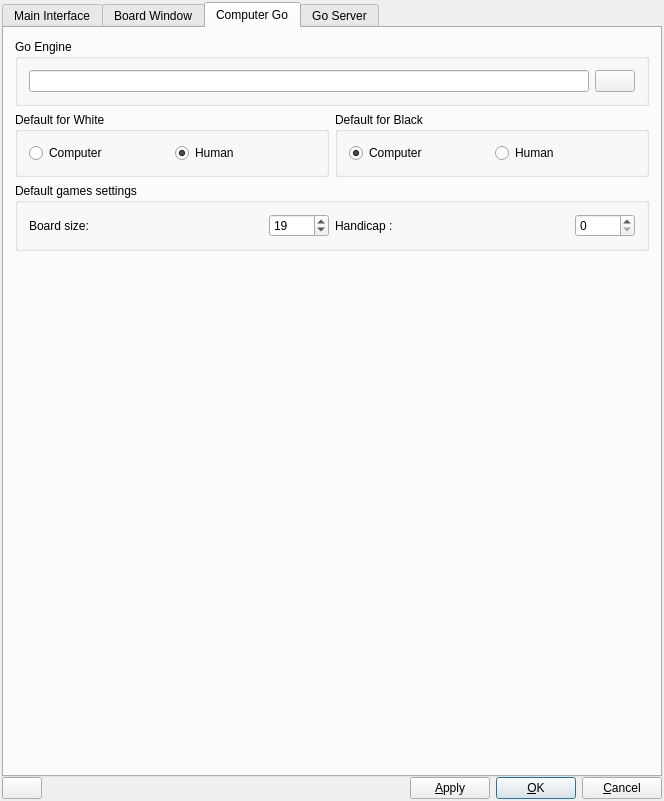
bernds/q5Go, file src/preferences_gui.ui: the form before one commit.
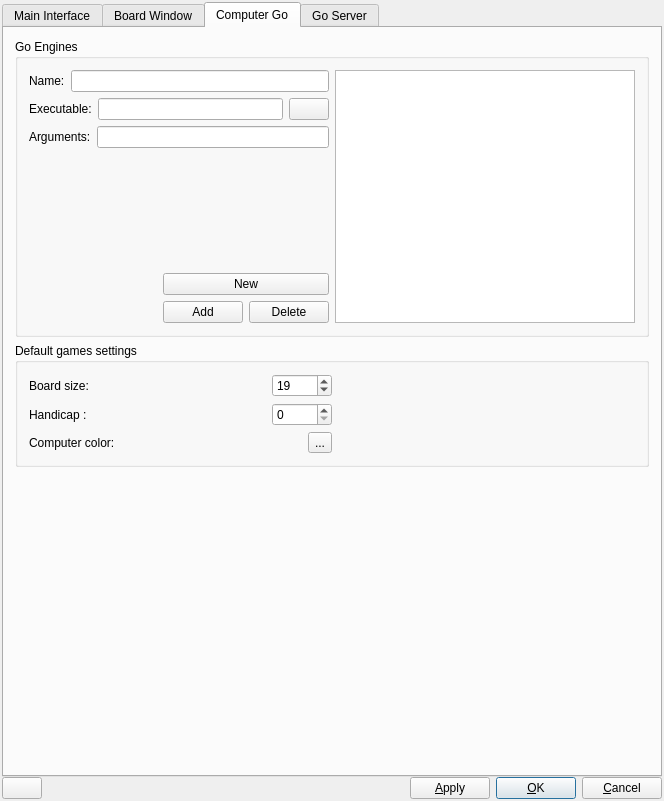
The form after the commit. The open tabs and pages were chosen to show the change. Icons and pictures are not drawn.

Commit message:
Allow setting up multiple engines and reorganize the prefs/new game dialog
Also add a safety check to avoid closing the preferences with data in
input fields.

```diff
--- a/src/preferences_gui.ui
+++ b/src/preferences_gui.ui
@@ -1600,141 +1600,10 @@
        <string>Computer Go</string>
       </attribute>
       <layout class="QGridLayout">
-       <item row="0" column="0">
-        <widget class="QGroupBox" name="GoEnginegroup_box">
-         <property name="title">
-          <string>Go Engine</string>
-         </property>
-         <layout class="QGridLayout">
-          <property name="leftMargin">
-           <number>11</number>
-          </property>
-          <property name="topMargin">
-           <number>11</number>
-          </property>
-          <property name="rightMargin">
-           <number>11</number>
-          </property>
-          <property name="bottomMargin">
-           <number>11</number>
-          </property>
-          <property name="spacing">
-           <number>6</number>
-          </property>
-          <item row="0" column="0">
-           <layout class="QHBoxLayout">
-            <property name="spacing">
-             <number>6</number>
-            </property>
-            <property name="leftMargin">
-             <number>0</number>
-            </property>
-            <property name="topMargin">
-             <number>0</number>
-            </property>
-            <property name="rightMargin">
-             <number>0</number>
-            </property>
-            <property name="bottomMargin">
-             <number>0</number>
-            </property>
-            <item>
-             <widget class="QLineEdit" name="LineEdit_computer">
-              <property name="sizePolicy">
-               <sizepolicy hsizetype="MinimumExpanding" vsizetype="Fixed">
-                <horstretch>0</horstretch>
-                <verstretch>0</verstretch>
-               </sizepolicy>
-              </property>
-              <property name="toolTip">
-               <string>Path to the Go program</string>
-              </property>
-              <property name="whatsThis">
-               <string>Path to the Go playing program, e.g. GnuGo</string>
-              </property>
-             </widget>
-            </item>
-            <item>
-             <widget class="QPushButton" name="ComputerPathButton">
-              <property name="text">
-               <string/>
-              </property>
-              <property name="icon">
-               <iconset resource="q4go.qrc">
-                <normaloff>:/PreferencesDialogGui/images/preferences/image1.png</normaloff>:/PreferencesDialogGui/images/preferences/image1.png</iconset>
-              </property>
-             </widget>
-            </item>
-           </layout>
-          </item>
-         </layout>
-        </widget>
+       <item row="2" column="0">
+        <layout class="QHBoxLayout"/>
        </item>
-       <item row="1" column="0">
-        <layout class="QHBoxLayout">
-         <item>
-          <widget class="QGroupBox" name="buttonGroup4">
-           <property name="title">
-            <string>Default for White</string>
-           </property>
-           <layout class="QGridLayout">
-            <item row="0" column="0">
-             <layout class="QHBoxLayout">
-              <item>
-               <widget class="QRadioButton" name="computerButtonWhite">
-                <property name="text">
-                 <string>Computer</string>
-                </property>
-               </widget>
-              </item>
-              <item>
-               <widget class="QRadioButton" name="humanButtonWhite">
-                <property name="text">
-                 <string>Human</string>
-                </property>
-                <property name="checked">
-                 <bool>true</bool>
-                </property>
-               </widget>
-              </item>
-             </layout>
-            </item>
-           </layout>
-          </widget>
-         </item>
-         <item>
-          <widget class="QGroupBox" name="buttonGroup5">
-           <property name="title">
-            <string>Default for Black</string>
-           </property>
-           <layout class="QGridLayout">
-            <item row="0" column="0">
-             <layout class="QHBoxLayout">
-              <item>
-               <widget class="QRadioButton" name="computerButtonBlack">
-                <property name="text">
-                 <string>Computer</string>
-                </property>
-                <property name="checked">
-                 <bool>true</bool>
-                </property>
-               </widget>
-              </item>
-              <item>
-               <widget class="QRadioButton" name="humanButtonBlack">
-                <property name="text">
-                 <string>Human</string>
-                </property>
-               </widget>
-              </item>
-             </layout>
-            </item>
-           </layout>
-          </widget>
-         </item>
-        </layout>
-       </item>
-       <item row="3" column="0">
+       <item row="4" column="0">
         <spacer name="Spacer8">
          <property name="orientation">
           <enum>Qt::Vertical</enum>
@@ -1750,69 +1619,12 @@
          </property>
         </spacer>
        </item>
-       <item row="2" column="0">
+       <item row="3" column="0">
         <widget class="QGroupBox" name="groupBox25_3">
          <property name="title">
           <string>Default games settings</string>
          </property>
          <layout class="QGridLayout">
-          <item row="0" column="1">
-           <layout class="QHBoxLayout">
-            <property name="spacing">
-             <number>6</number>
-            </property>
-            <property name="leftMargin">
-             <number>0</number>
-            </property>
-            <property name="topMargin">
-             <number>0</number>
-            </property>
-            <property name="rightMargin">
-             <number>0</number>
-            </property>
-            <property name="bottomMargin">
-             <number>0</number>
-            </property>
-            <item>
-             <widget class="QLabel" name="TextLabel6_2">
-              <property name="toolTip">
-               <string>Playing time</string>
-              </property>
-              <property name="text">
-               <string>Handicap :</string>
-              </property>
-              <property name="wordWrap">
-               <bool>false</bool>
-              </property>
-             </widget>
-            </item>
-            <item>
-             <widget class="QSpinBox" name="computerHandicapSpin">
-              <property name="maximumSize">
-               <size>
-                <width>60</width>
-                <height>32767</height>
-               </size>
-              </property>
-              <property name="toolTip">
-               <string>Playing time</string>
-              </property>
-              <property name="suffix">
-               <string/>
-              </property>
-              <property name="minimum">
-               <number>0</number>
-              </property>
-              <property name="maximum">
-               <number>9</number>
-              </property>
-              <property name="value">
-               <number>0</number>
-              </property>
-             </widget>
-            </item>
-           </layout>
-          </item>
           <item row="0" column="0">
            <layout class="QHBoxLayout">
             <property name="spacing">
@@ -1867,6 +1679,351 @@
             </item>
            </layout>
           </item>
+          <item row="1" column="0">
+           <layout class="QHBoxLayout">
+            <property name="spacing">
+             <number>6</number>
+            </property>
+            <property name="leftMargin">
+             <number>0</number>
+            </property>
+            <property name="topMargin">
+             <number>0</number>
+            </property>
+            <property name="rightMargin">
+             <number>0</number>
+            </property>
+            <property name="bottomMargin">
+             <number>0</number>
+            </property>
+            <item>
+             <widget class="QLabel" name="TextLabel6_2">
+              <property name="toolTip">
+               <string>Playing time</string>
+              </property>
+              <property name="text">
+               <string>Handicap :</string>
+              </property>
+              <property name="wordWrap">
+               <bool>false</bool>
+              </property>
+             </widget>
+            </item>
+            <item>
+             <widget class="QSpinBox" name="computerHandicapSpin">
+              <property name="maximumSize">
+               <size>
+                <width>60</width>
+                <height>32767</height>
+               </size>
+              </property>
+              <property name="toolTip">
+               <string>Playing time</string>
+              </property>
+              <property name="suffix">
+               <string/>
+              </property>
+              <property name="minimum">
+               <number>0</number>
+              </property>
+              <property name="maximum">
+               <number>9</number>
+              </property>
+              <property name="value">
+               <number>0</number>
+              </property>
+             </widget>
+            </item>
+           </layout>
+          </item>
+          <item row="2" column="0">
+           <layout class="QHBoxLayout" name="horizontalLayout_4">
+            <property name="topMargin">
+             <number>0</number>
+            </property>
+            <item>
+             <widget class="QLabel" name="label_7">
+              <property name="text">
+               <string>Computer color:</string>
+              </property>
+             </widget>
+            </item>
+            <item>
+             <spacer name="horizontalSpacer_2">
+              <property name="orientation">
+               <enum>Qt::Horizontal</enum>
+              </property>
+              <property name="sizeHint" stdset="0">
+               <size>
+                <width>40</width>
+                <height>20</height>
+               </size>
+              </property>
+             </spacer>
+            </item>
+            <item>
+             <widget class="QToolButton" name="computerWhiteButton">
+              <property name="text">
+               <string>...</string>
+              </property>
+              <property name="icon">
+               <iconset resource="q4go.qrc">
+                <normaloff>:/QNewGameDlgGui/images/qnewgamedlg/image1.png</normaloff>
+                <normalon>:/QNewGameDlgGui/images/qnewgamedlg/image2.png</normalon>:/QNewGameDlgGui/images/qnewgamedlg/image1.png</iconset>
+              </property>
+              <property name="checkable">
+               <bool>true</bool>
+              </property>
+             </widget>
+            </item>
+           </layout>
+          </item>
+          <item row="1" column="1">
+           <spacer name="horizontalSpacer_3">
+            <property name="orientation">
+             <enum>Qt::Horizontal</enum>
+            </property>
+            <property name="sizeHint" stdset="0">
+             <size>
+              <width>40</width>
+              <height>20</height>
+             </size>
+            </property>
+           </spacer>
+          </item>
+         </layout>
+        </widget>
+       </item>
+       <item row="0" column="0">
+        <widget class="QGroupBox" name="GoEnginegroup_box">
+         <property name="title">
+          <string>Go Engines</string>
+         </property>
+         <layout class="QGridLayout" name="gridLayout_7">
+          <item row="4" column="0">
+           <widget class="QWidget" name="widget_6" native="true">
+            <layout class="QGridLayout" name="gridLayout_6">
+             <property name="leftMargin">
+              <number>0</number>
+             </property>
+             <property name="topMargin">
+              <number>0</number>
+             </property>
+             <property name="rightMargin">
+              <number>0</number>
+             </property>
+             <property name="bottomMargin">
+              <number>0</number>
+             </property>
+             <property name="verticalSpacing">
+              <number>6</number>
+             </property>
+             <item row="0" column="0">
+              <spacer name="horizontalSpacer">
+               <property name="orientation">
+                <enum>Qt::Horizontal</enum>
+               </property>
+               <property name="sizeHint" stdset="0">
+                <size>
+                 <width>40</width>
+                 <height>20</height>
+                </size>
+               </property>
+              </spacer>
+             </item>
+             <item row="0" column="1">
+              <layout class="QVBoxLayout" name="_21">
+               <property name="spacing">
+                <number>6</number>
+               </property>
+               <property name="leftMargin">
+                <number>0</number>
+               </property>
+               <property name="topMargin">
+                <number>0</number>
+               </property>
+               <property name="rightMargin">
+                <number>0</number>
+               </property>
+               <property name="bottomMargin">
+                <number>0</number>
+               </property>
+               <item>
+                <widget class="QPushButton" name="pb_engine_new">
+                 <property name="sizePolicy">
+                  <sizepolicy hsizetype="Preferred" vsizetype="Fixed">
+                   <horstretch>0</horstretch>
+                   <verstretch>0</verstretch>
+                  </sizepolicy>
+                 </property>
+                 <property name="toolTip">
+                  <string>Clear the engine form.</string>
+                 </property>
+                 <property name="whatsThis">
+                  <string>New
+
+clear form; doesn't make any changes to the entries</string>
+                 </property>
+                 <property name="text">
+                  <string>New</string>
+                 </property>
+                </widget>
+               </item>
+               <item>
+                <layout class="QHBoxLayout" name="_22">
+                 <property name="spacing">
+                  <number>6</number>
+                 </property>
+                 <property name="leftMargin">
+                  <number>0</number>
+                 </property>
+                 <property name="topMargin">
+                  <number>0</number>
+                 </property>
+                 <property name="rightMargin">
+                  <number>0</number>
+                 </property>
+                 <property name="bottomMargin">
+                  <number>0</number>
+                 </property>
+                 <item>
+                  <widget class="QPushButton" name="pb_engine_add">
+                   <property name="toolTip">
+                    <string>Add or change the current entry.</string>
+                   </property>
+                   <property name="whatsThis">
+                    <string>Add or Change
+
+Label 'Change ' appears when title is not unique, i.e. the saved entries with that title will be superseded by the current entries.
+
+Label 'Add' is default. The given entries will be saved under the given title.</string>
+                   </property>
+                   <property name="text">
+                    <string>Add</string>
+                   </property>
+                  </widget>
+                 </item>
+                 <item>
+                  <widget class="QPushButton" name="pb_engine_delete">
+                   <property name="toolTip">
+                    <string>Delete the current entry.</string>
+                   </property>
+                   <property name="whatsThis">
+                    <string>Delete
+
+Deletes the saved entries with same Title.
+
+Note: 'Delete' concerns saved records.</string>
+                   </property>
+                   <property name="text">
+                    <string>Delete</string>
+                   </property>
+                  </widget>
+                 </item>
+                </layout>
+               </item>
+              </layout>
+             </item>
+            </layout>
+           </widget>
+          </item>
+          <item row="0" column="1" rowspan="5">
+           <widget class="QListWidget" name="ListView_engines">
+            <property name="sizePolicy">
+             <sizepolicy hsizetype="Expanding" vsizetype="MinimumExpanding">
+              <horstretch>0</horstretch>
+              <verstretch>0</verstretch>
+             </sizepolicy>
+            </property>
+           </widget>
+          </item>
+          <item row="2" column="0">
+           <layout class="QHBoxLayout" name="horizontalLayout_10">
+            <property name="rightMargin">
+             <number>0</number>
+            </property>
+            <item>
+             <widget class="QLabel" name="label_11">
+              <property name="text">
+               <string>Arguments:</string>
+              </property>
+             </widget>
+            </item>
+            <item>
+             <widget class="QLineEdit" name="engineArgs">
+              <property name="toolTip">
+               <string>Any command line arguments that should be passed at startup.</string>
+              </property>
+             </widget>
+            </item>
+           </layout>
+          </item>
+          <item row="1" column="0">
+           <layout class="QHBoxLayout" name="horizontalLayout_9">
+            <property name="rightMargin">
+             <number>0</number>
+            </property>
+            <item>
+             <widget class="QLabel" name="enginelabel_2">
+              <property name="text">
+               <string>Executable:</string>
+              </property>
+             </widget>
+            </item>
+            <item>
+             <widget class="QLineEdit" name="enginePath">
+              <property name="toolTip">
+               <string>The path to the GTP engine's executable.</string>
+              </property>
+             </widget>
+            </item>
+            <item>
+             <widget class="QPushButton" name="enginePathButton">
+              <property name="text">
+               <string/>
+              </property>
+              <property name="icon">
+               <iconset resource="q4go.qrc">
+                <normaloff>:/PreferencesDialogGui/images/preferences/image1.png</normaloff>:/PreferencesDialogGui/images/preferences/image1.png</iconset>
+              </property>
+             </widget>
+            </item>
+           </layout>
+          </item>
+          <item row="0" column="0">
+           <layout class="QHBoxLayout" name="horizontalLayout_8">
+            <property name="rightMargin">
+             <number>0</number>
+            </property>
+            <item>
+             <widget class="QLabel" name="enginelabel_1">
+              <property name="text">
+               <string>Name:</string>
+              </property>
+             </widget>
+            </item>
+            <item>
+             <widget class="QLineEdit" name="engineName">
+              <property name="toolTip">
+               <string>The name of the engine by which it is selected in the new computer game dialog</string>
+              </property>
+             </widget>
+            </item>
+           </layout>
+          </item>
+          <item row="3" column="0">
+           <spacer name="verticalSpacer_14">
+            <property name="orientation">
+             <enum>Qt::Vertical</enum>
+            </property>
+            <property name="sizeHint" stdset="0">
+             <size>
+              <width>20</width>
+              <height>40</height>
+             </size>
+            </property>
+           </spacer>
+          </item>
          </layout>
         </widget>
        </item>
```
Left out of the diff: 212 changed lines with no effect on the pictures. The commit also changes 14 other files.
